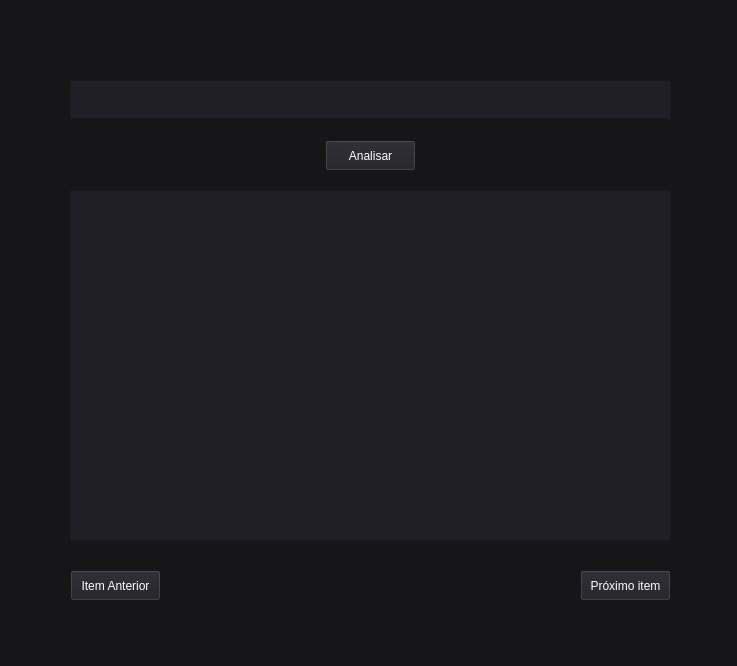
Above: mainwindow.ui from zMatheus222/AZReports before the change. Below: the same form after it.
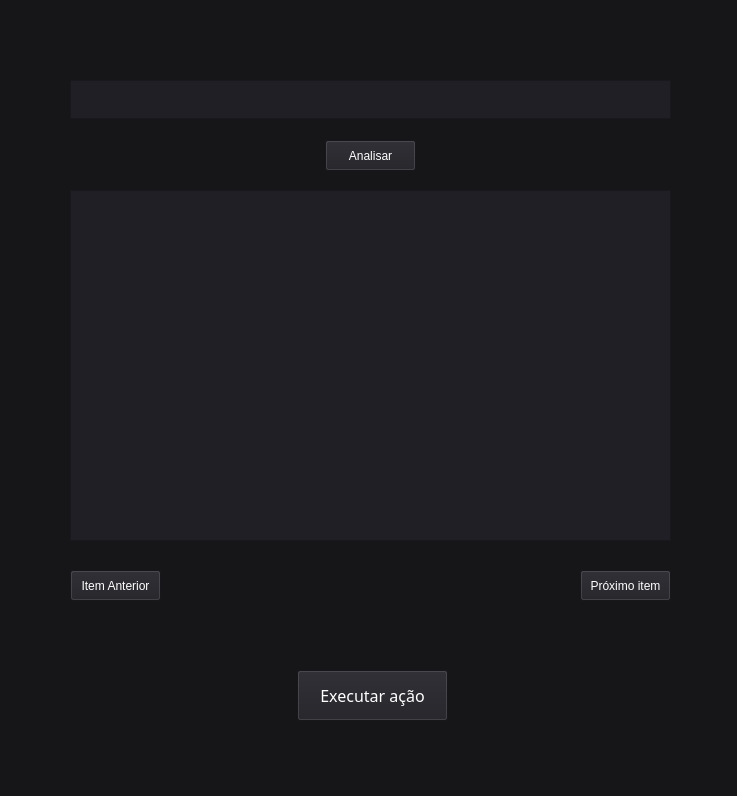
That is the form after the change.

Diff of the .ui file:
```diff
--- a/mainwindow.ui
+++ b/mainwindow.ui
@@ -7,7 +7,7 @@
     <x>0</x>
     <y>0</y>
     <width>737</width>
-    <height>666</height>
+    <height>796</height>
    </rect>
   </property>
   <property name="windowTitle">
@@ -137,6 +137,33 @@
      <string>Próximo item</string>
     </property>
    </widget>
+   <widget class="QPushButton" name="BtnAction">
+    <property name="geometry">
+     <rect>
+      <x>297</x>
+      <y>670</y>
+      <width>151</width>
+      <height>51</height>
+     </rect>
+    </property>
+    <property name="font">
+     <font>
+      <family>Poppins</family>
+      <pointsize>12</pointsize>
+      <italic>false</italic>
+      <bold>false</bold>
+     </font>
+    </property>
+    <property name="styleSheet">
+     <string notr="true">font: 12pt &quot;Poppins&quot;;
+color: rgb(255, 255, 255);
+border-color: rgb(255, 255, 255);
+background-color: rgb(32, 31, 37);</string>
+    </property>
+    <property name="text">
+     <string>Executar ação</string>
+    </property>
+   </widget>
   </widget>
   <widget class="QMenuBar" name="menubar">
    <property name="geometry">
```
